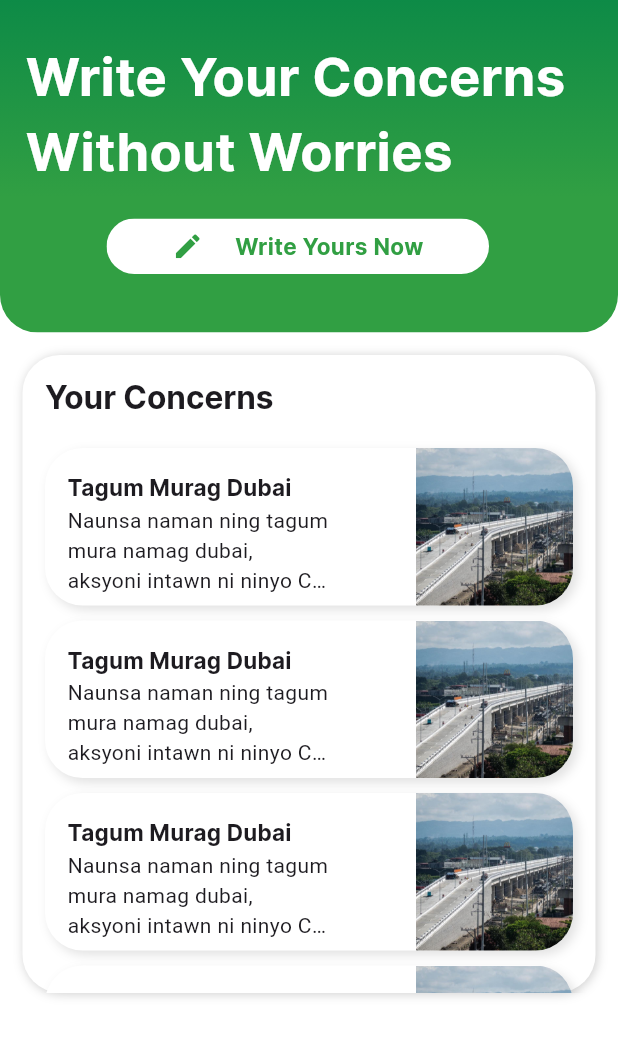
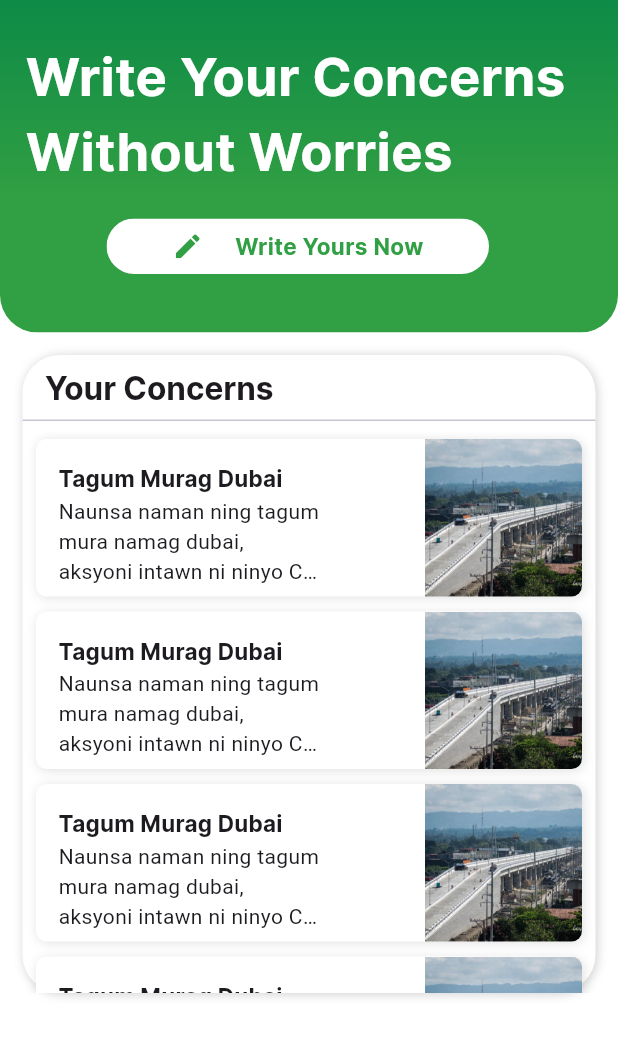
Before and after one commit to jsmrk/icare_tagum_app, a Flutter app: the HomeScreen screen opened by its route, after a tap on "Write Yours Now", on a phone screen of 412 x 824 dp, the part 119-1177 px from its top. Run offline on Flutter 3.47's test engine with Material 3 defaults, Android fonts, the phone set to English and light mode, and no system bars; our stand-ins replace firebase_core, google_nav_bar; accounts and stored records are empty; network calls fail.

Commit message:
fixed bugs and erros of UI

```diff
--- a/lib/views/home_screen.dart
+++ b/lib/views/home_screen.dart
@@ -73,7 +73,7 @@ class HomeScreen extends StatelessWidget {
                               '11',
                               style: TextStyle(
                                 fontFamily: 'Inter',
-                                fontSize: 51,
+                                fontSize: 55,
                                 fontWeight: FontWeight.w700,
                               ),
                             ),
--- a/lib/views/write_screen.dart
+++ b/lib/views/write_screen.dart
@@ -70,13 +70,14 @@ class WriteScreen extends StatelessWidget {
             child: Column(
               children: [
                 Container(
-                  padding: EdgeInsets.all(15),
+                  padding: const EdgeInsets.only(top: 9, left: 15),
                   alignment: Alignment.topLeft,
                   child: Text(
                     'Your Concerns',
                     style: Theme.of(context).textTheme.titleLarge,
                   ),
                 ),
+                const Divider(height: 15),
                 Expanded(
                   child: SingleChildScrollView(
                     child: Column(
@@ -87,6 +88,9 @@ class WriteScreen extends StatelessWidget {
                         UserConcerns(),
                         UserConcerns(),
                         UserConcerns(),
+                        UserConcerns(),
+                        UserConcerns(),
+                        const SizedBox(height: 5)
                       ],
                     ),
                   ),
--- a/lib/widgets/concerns_container.dart
+++ b/lib/widgets/concerns_container.dart
@@ -7,18 +7,18 @@ class UserConcerns extends StatelessWidget {
     return Container(
       decoration: BoxDecoration(
         color: Colors.white,
-        borderRadius: BorderRadius.circular(25),
+        borderRadius: BorderRadius.circular(7),
         boxShadow: [
           BoxShadow(
             color: Colors.grey.withOpacity(0.3),
             blurRadius: 5.0,
-            offset: const Offset(3, 3),
+            offset: const Offset(1, 1),
           ),
         ],
       ),
       margin: const EdgeInsets.symmetric(
         vertical: 5,
-        horizontal: 15,
+        horizontal: 9,
       ),
       child: child,
     );
@@ -66,8 +66,8 @@ class UserConcerns extends StatelessWidget {
               ),
               ClipRRect(
                 borderRadius: const BorderRadius.only(
-                  topRight: Radius.circular(25),
-                  bottomRight: Radius.circular(25),
+                  topRight: Radius.circular(7),
+                  bottomRight: Radius.circular(7),
                 ),
                 child: Image.asset(
                   'lib/assets/images/Tagum-Flyover.jpeg',
--- a/lib/widgets/home_latest_news.dart
+++ b/lib/widgets/home_latest_news.dart
@@ -30,7 +30,7 @@ class HomeLatestNews extends StatelessWidget {
                 padding: const EdgeInsets.only(left: 15),
                 child: Text(
                   'Latest News',
-                  style: Theme.of(context).textTheme.titleMedium,
+                  style: Theme.of(context).textTheme.titleLarge,
                 ),
               ),
               Container(
```
Also changed, not shown: lib/widgets/updates_container.dart (+8 -7 lines).
